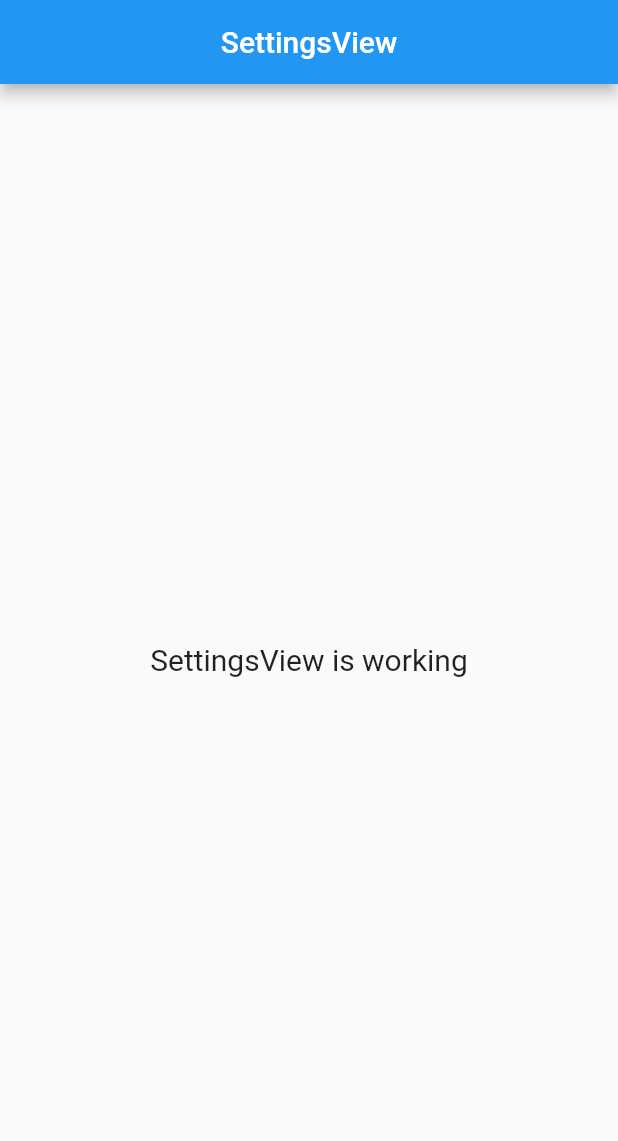
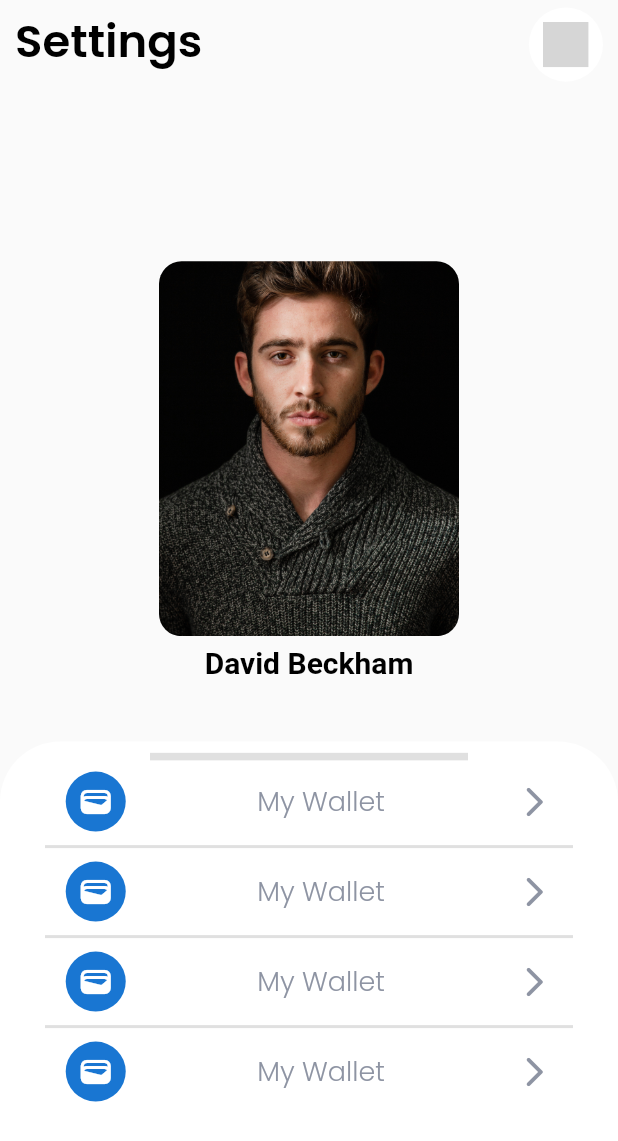
Before and after one commit to jishnup57/TravelApp, a Flutter app: the SettingsView widget shown alone on an empty page, opened directly, on a phone screen of 412 x 824 dp. Shown: the top 1141 px of the screen. Run offline on Flutter 3.47's test engine with Material 2 defaults, Android fonts, the phone set to English and light mode, and no system bars; our stand-ins replace dio, flutter_otp_text_field, flutter_rating_bar, get, google_fonts, shared_preferences and 1 more; missing offline and left inert: iconify_flutter; accounts and stored records are empty; grey boxes are pictures that could not be loaded.

Commit message:
settings  ui compleated

```diff
--- a/lib/app/modules/Settings/views/settings_view.dart
+++ b/lib/app/modules/Settings/views/settings_view.dart
@@ -1,23 +1,123 @@
 import 'package:flutter/material.dart';
 
 import 'package:get/get.dart';
+import 'package:travel_aliga/app/modules/widgets/appbar.dart';
+import 'package:travel_aliga/app/modules/widgets/image_show.dart';
+import 'package:travel_aliga/app/utils/colors.dart';
+import 'package:travel_aliga/app/utils/style.dart';
 
 import '../controllers/settings_controller.dart';
 
 class SettingsView extends GetView<SettingsController> {
   @override
   Widget build(BuildContext context) {
-    return Scaffold(
-      appBar: AppBar(
-        title: Text('SettingsView'),
-        centerTitle: true,
-      ),
-      body: Center(
-        child: Text(
-          'SettingsView is working',
-          style: TextStyle(fontSize: 20),
+    final double height = MediaQuery.of(context).size.height;
+    return Column(
+      mainAxisAlignment: MainAxisAlignment.end,
+      children: [
+        const Padding(
+          padding: EdgeInsets.symmetric(horizontal: 10.0),
+          child: MainAppBar(
+            title: 'Settings',
+            isSettings: true,
+            isFilter: true,
+          ),
         ),
-      ),
+        const Spacer(),
+        Column(
+          children: [
+            Container(
+              height: 250,
+              width: 200,
+              decoration: CommonWidget.imageShow(
+                  url: 'asset/image/men.jpg', radius: 15),
+            ),
+            AppStyle.kHight8,
+            Text(
+              'David Beckham',
+              style: AppStyle.kWelcomeSmall
+                  .copyWith(color: AppColor.kBlackColor, fontSize: 20),
+            )
+          ],
+        ),
+        SizedBox(
+          height: height * 0.05,
+        ),
+        Container(
+          height: height * 0.4,
+          decoration: const BoxDecoration(
+            color:AppColor.kWhiteColor,
+            borderRadius: BorderRadius.only(
+              topLeft: Radius.circular(40),
+              topRight: Radius.circular(40),
+            ),
+          ),
+          child: Column(
+            children: const [
+              Divider(
+                height: 20,
+                indent: 100,
+                thickness: 5,
+                endIndent: 100,
+              ),
+              SettingsTile(title: 'My Wallet'),
+              Seperator(),
+              SettingsTile(title: 'My Wallet'),
+              Seperator(),
+              SettingsTile(title: 'My Wallet'),
+              Seperator(),
+              SettingsTile(title: 'My Wallet'),
+            ],
+          ),
+        )
+      ],
     );
   }
 }
+
+
+
+class Seperator extends StatelessWidget {
+  const Seperator({
+    Key? key,
+  }) : super(key: key);
+
+  @override
+  Widget build(BuildContext context) {
+    return const Divider(
+      height: 20,
+      thickness: 2,
+      indent: 30,
+      endIndent: 30,
+    );
+  }
+}
+
+class SettingsTile extends StatelessWidget {
+  const SettingsTile({
+    Key? key,
+    required this.title
+  }) : super(key: key);
+  final String title;
+
+  @override
+  Widget build(BuildContext context) {
+    return Row(
+      mainAxisAlignment: MainAxisAlignment.spaceAround,
+      children: [
+        const CircleAvatar(
+          child: Icon(Icons.wallet),
+        ),
+        Text(
+          title,
+          style: AppStyle.kCardTextStyle
+              .copyWith(color: AppColor.kSecondaryColor, fontSize: 18),
+        ),
+        const Icon(
+          Icons.arrow_forward_ios_rounded,
+          color: AppColor.kSecondaryColor,
+        )
+      ],
+    );
+  }
+}
```
